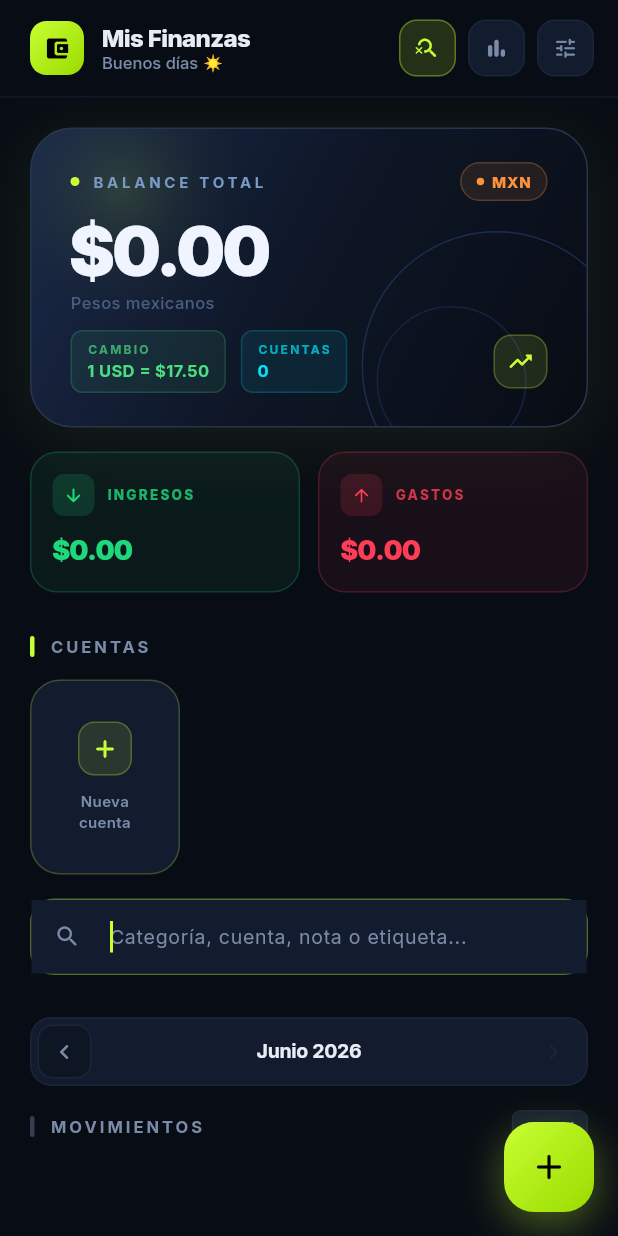
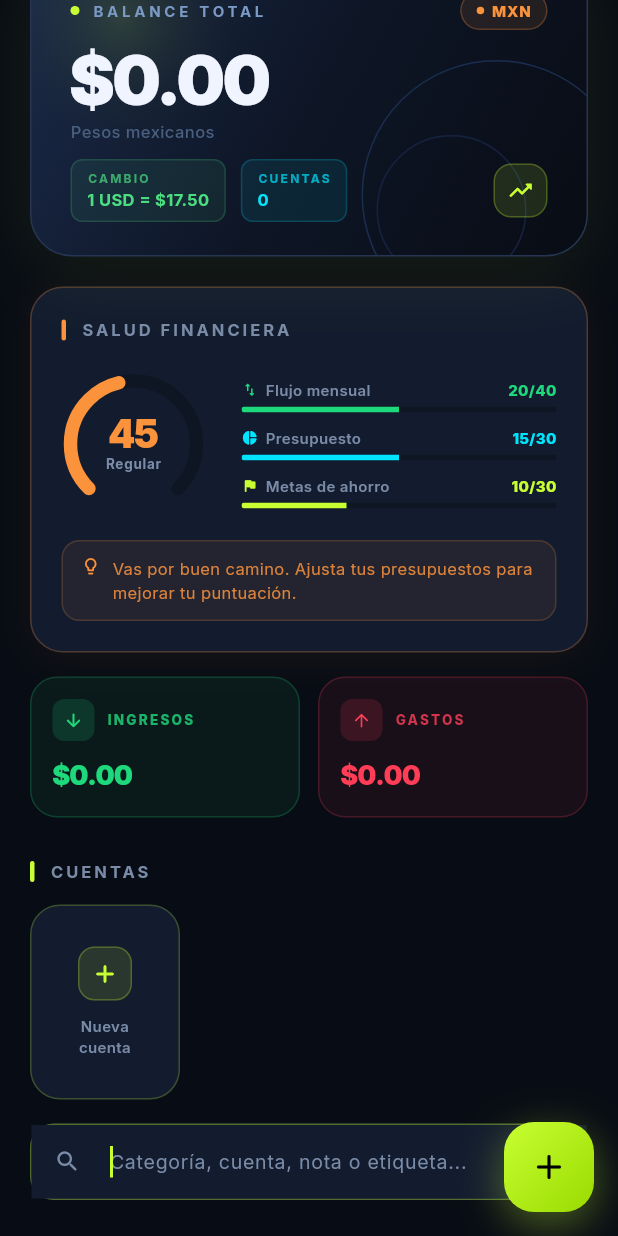
Before and after one commit to adrian1292645-crypto/finanzas-personales-, a Flutter app: the screen it shows after launch, after a tap on the "search" icon, on a phone screen of 412 x 824 dp. Run offline on Flutter 3.47's test engine with Material 3 defaults, Android fonts, the phone set to English and light mode, and no system bars; our stand-ins replace fl_chart, flutter_riverpod, google_fonts, pdf, supabase_flutter; missing offline and left inert: dart:html; accounts and stored records are empty.

Commit message:
feat: add FinancialHealthCard widget to dashboard
Introduces a Financial Health Score card that gives users an at-a-glance
view of their financial wellbeing. The score (0–100) is calculated from
three weighted factors: monthly cash flow (40 pts), budget adherence
across spending categories (30 pts), and savings goals progress (30 pts).
Each factor is visualised with a mini progress bar and a contextual tip
guides users toward the biggest improvement opportunity.

https://claude.ai/code/session_01VsUDWF7r6uVMV1WVajqkdc

```diff
--- a/lib/views/dashboard/dashboard_screen.dart
+++ b/lib/views/dashboard/dashboard_screen.dart
@@ -15,6 +15,7 @@ import '../stats/stats_screen.dart';
 import '../transaction/add_transaction_screen.dart';
 import 'widgets/accounts_horizontal_list.dart';
 import 'widgets/balance_card.dart';
+import 'widgets/financial_health_card.dart';
 import 'widgets/recent_transactions_list.dart';
 
 class DashboardScreen extends ConsumerStatefulWidget {
@@ -166,6 +167,11 @@ class _DashboardScreenState extends ConsumerState<DashboardScreen> {
                   error: (e, _) => _ErrorBanner(message: e.toString()),
                 ),
               ),
+            ),
+
+            // ── Salud financiera ─────────────────────────
+            const SliverToBoxAdapter(
+              child: FinancialHealthCard(),
             ),
 
             // ── Resumen del mes (Ingresos / Gastos) ──────
--- /dev/null
+++ b/lib/views/dashboard/widgets/financial_health_card.dart
@@ -0,0 +1,437 @@
+import 'dart:math' as math;
+import 'package:flutter/material.dart';
+import 'package:flutter_riverpod/flutter_riverpod.dart';
+
+import '../../../core/theme/app_theme.dart';
+import '../../../models/meta.dart';
+import '../../../models/transaction.dart';
+import '../../../providers/meta_provider.dart';
+import '../../../providers/transaction_provider.dart';
+
+// ─── Modelo de puntuación ─────────────────────────────────────
+
+class _HealthScore {
+  const _HealthScore({
+    required this.flujo,
+    required this.presupuesto,
+    required this.metas,
+  });
+
+  final double flujo;        // 0–40 pts
+  final double presupuesto;  // 0–30 pts
+  final double metas;        // 0–30 pts
+
+  double get total => (flujo + presupuesto + metas).clamp(0, 100);
+
+  String get label {
+    final t = total;
+    if (t >= 80) return 'Excelente';
+    if (t >= 60) return 'Buena';
+    if (t >= 40) return 'Regular';
+    if (t >= 20) return 'Débil';
+    return 'Crítica';
+  }
+
+  Color get color {
+    final t = total;
+    if (t >= 80) return AppTheme.incomeGreen;
+    if (t >= 60) return AppTheme.accentLime;
+    if (t >= 40) return AppTheme.mxnColor;
+    return AppTheme.expenseRed;
+  }
+}
+
+// ─── Cálculo de puntuación ────────────────────────────────────
+
+_HealthScore _calcScore(
+  List<Transaction> transactions,
+  List<Meta> metas,
+) {
+  double mxn(Transaction tx) =>
+      tx.divisa == 'MXN' ? tx.monto : tx.monto * tx.tipoCambio;
+
+  final gastos   = transactions.where((t) => t.esGasto).toList();
+  final ingresos = transactions.where((t) => !t.esGasto).toList();
+
+  final totalG = gastos.fold(0.0, (s, t) => s + mxn(t));
+  final totalI = ingresos.fold(0.0, (s, t) => s + mxn(t));
+
+  // ── Flujo (0–40 pts): ratio ingresos/gastos ──────────────
+  double flujoScore;
+  if (totalI == 0 && totalG == 0) {
+    flujoScore = 20; // mes sin movimientos → neutro
+  } else if (totalG == 0) {
+    flujoScore = 40;
+  } else {
+    final ratio = totalI / totalG;
+    flujoScore = (ratio.clamp(0, 2) / 2 * 40);
+  }
+
+  // ── Presupuesto (0–30 pts): categorías dentro de límite ──
+  final Map<int, double> gastadoPorCat = {};
+  for (final tx in gastos) {
+    gastadoPorCat.update(tx.categoriaId, (v) => v + mxn(tx),
+        ifAbsent: () => mxn(tx));
+  }
+
+  int catsConLimite = 0;
+  int catsDentroLimite = 0;
+  for (final tx in gastos) {
+    final lim = tx.categoria?.limiteMensual;
+    if (lim == null || lim <= 0) continue;
+    final key = tx.categoriaId;
+    if (!gastadoPorCat.containsKey(key)) continue;
+    catsConLimite++;
+    if ((gastadoPorCat[key]! / lim) <= 1.0) catsDentroLimite++;
+  }
+  // Deduplicar: solo contamos una vez por categoría
+  final Set<int> catsVisited = {};
+  int catsConLimiteUniq = 0;
+  int catsDentroLimiteUniq = 0;
+  for (final tx in gastos) {
+    final lim = tx.categoria?.limiteMensual;
+    if (lim == null || lim <= 0) continue;
+    final key = tx.categoriaId;
+    if (catsVisited.contains(key)) continue;
+    catsVisited.add(key);
+    catsConLimiteUniq++;
+    final gastado = gastadoPorCat[key] ?? 0;
+    if (gastado / lim <= 1.0) catsDentroLimiteUniq++;
+  }
+
+  double presupuestoScore;
+  if (catsConLimiteUniq == 0) {
+    presupuestoScore = 15; // sin presupuestos definidos → parcial
+  } else {
+    presupuestoScore = (catsDentroLimiteUniq / catsConLimiteUniq) * 30;
+  }
+
+  // ── Metas (0–30 pts): progreso promedio de metas ─────────
+  double metasScore;
+  final metasActivas = metas.where((m) => !m.completada).toList();
+  final metasCompletadas = metas.where((m) => m.completada).toList();
+  if (metas.isEmpty) {
+    metasScore = 10; // sin metas → mínimo
+  } else {
+    final progTotal = metasActivas.fold(0.0, (s, m) => s + m.progreso) +
+        metasCompletadas.length.toDouble();
+    final avgProg = progTotal / metas.length;
+    metasScore = (avgProg * 30).clamp(0, 30);
+  }
+
+  return _HealthScore(
+    flujo: flujoScore,
+    presupuesto: presupuestoScore,
+    metas: metasScore,
+  );
+}
+
+// ─── Widget principal ─────────────────────────────────────────
+
+class FinancialHealthCard extends ConsumerWidget {
+  const FinancialHealthCard({super.key});
+
+  @override
+  Widget build(BuildContext context, WidgetRef ref) {
+    final txAsync   = ref.watch(transactionProvider);
+    final metaAsync = ref.watch(metaProvider);
+
+    final transactions = txAsync.valueOrNull ?? [];
+    final metas        = metaAsync.valueOrNull ?? [];
+
+    final score = _calcScore(transactions, metas);
+
+    return Padding(
+      padding: const EdgeInsets.fromLTRB(20, 20, 20, 0),
+      child: Container(
+        padding: const EdgeInsets.all(20),
+        decoration: BoxDecoration(
+          color: AppTheme.bgCard,
+          borderRadius: BorderRadius.circular(22),
+          border: Border.all(
+            color: score.color.withValues(alpha: 0.25),
+          ),
+          boxShadow: [
+            BoxShadow(
+              color: score.color.withValues(alpha: 0.06),
+              blurRadius: 20,
+              offset: const Offset(0, 4),
+            ),
+          ],
+        ),
+        child: Column(
+          crossAxisAlignment: CrossAxisAlignment.start,
+          children: [
+            // ── Header ────────────────────────────────────
+            Row(children: [
+              Container(
+                width: 3,
+                height: 14,
+                decoration: BoxDecoration(
+                  color: score.color,
+                  borderRadius: BorderRadius.circular(2),
+                ),
+              ),
+              const SizedBox(width: 10),
+              const Text(
+                'SALUD FINANCIERA',
+                style: TextStyle(
+                  color: AppTheme.textMuted,
+                  fontSize: 11,
+                  fontWeight: FontWeight.w700,
+                  letterSpacing: 2,
+                ),
+              ),
+            ]),
+            const SizedBox(height: 20),
+
+            // ── Gauge + detalle ────────────────────────────
+            Row(
+              crossAxisAlignment: CrossAxisAlignment.center,
+              children: [
+                _ScoreGauge(score: score),
+                const SizedBox(width: 24),
+                Expanded(
+                  child: Column(
+                    crossAxisAlignment: CrossAxisAlignment.start,
+                    children: [
+                      _FactorRow(
+                        label: 'Flujo mensual',
+                        icon: Icons.swap_vert_rounded,
+                        value: score.flujo,
+                        max: 40,
+                        color: AppTheme.incomeGreen,
+                      ),
+                      const SizedBox(height: 10),
+                      _FactorRow(
+                        label: 'Presupuesto',
+                        icon: Icons.pie_chart_rounded,
+                        value: score.presupuesto,
+                        max: 30,
+                        color: AppTheme.accentCyan,
+                      ),
+                      const SizedBox(height: 10),
+                      _FactorRow(
+                        label: 'Metas de ahorro',
+                        icon: Icons.flag_rounded,
+                        value: score.metas,
+                        max: 30,
+                        color: AppTheme.accentLime,
+                      ),
+                    ],
+                  ),
+                ),
+              ],
+            ),
+
+            // ── Sugerencia contextual ──────────────────────
+            const SizedBox(height: 16),
+            _Tip(score: score),
+          ],
+        ),
+      ),
+    );
+  }
+}
+
+// ─── Gauge circular ───────────────────────────────────────────
+
+class _ScoreGauge extends StatelessWidget {
+  const _ScoreGauge({required this.score});
+  final _HealthScore score;
+
+  @override
+  Widget build(BuildContext context) {
+    return SizedBox(
+      width: 96,
+      height: 96,
+      child: Stack(
+        alignment: Alignment.center,
+        children: [
+          CustomPaint(
+            size: const Size(96, 96),
+            painter: _ArcPainter(
+              value: score.total / 100,
+              color: score.color,
+            ),
+          ),
+          Column(
+            mainAxisSize: MainAxisSize.min,
+            children: [
+              Text(
+                '${score.total.toStringAsFixed(0)}',
+                style: TextStyle(
+                  color: score.color,
+                  fontSize: 26,
+                  fontWeight: FontWeight.w900,
+                  letterSpacing: -1,
+                  height: 1,
+                ),
+              ),
+              Text(
+                score.label,
+                style: const TextStyle(
+                  color: AppTheme.textMuted,
+                  fontSize: 9,
+                  fontWeight: FontWeight.w700,
+                  letterSpacing: 0.5,
+                ),
+              ),
+            ],
+          ),
+        ],
+      ),
+    );
+  }
+}
+
+class _ArcPainter extends CustomPainter {
+  const _ArcPainter({required this.value, required this.color});
+  final double value;
+  final Color color;
+
+  @override
+  void paint(Canvas canvas, Size size) {
+    final cx = size.width / 2;
+    final cy = size.height / 2;
+    final r  = size.width / 2 - 6;
+
+    const startAngle = math.pi * 0.75;
+    const sweepMax   = math.pi * 1.5;
+
+    final trackPaint = Paint()
+      ..color = AppTheme.bgSecondary
+      ..style = PaintingStyle.stroke
+      ..strokeWidth = 9
+      ..strokeCap = StrokeCap.round;
+
+    final fillPaint = Paint()
+      ..color = color
+      ..style = PaintingStyle.stroke
+      ..strokeWidth = 9
+      ..strokeCap = StrokeCap.round;
+
+    canvas.drawArc(Rect.fromCircle(center: Offset(cx, cy), radius: r),
+        startAngle, sweepMax, false, trackPaint);
+
+    if (value > 0) {
+      canvas.drawArc(Rect.fromCircle(center: Offset(cx, cy), radius: r),
+          startAngle, sweepMax * value.clamp(0, 1), false, fillPaint);
+    }
+  }
+
+  @override
+  bool shouldRepaint(_ArcPainter old) =>
+      old.value != value || old.color != color;
+}
+
+// ─── Fila de factor ───────────────────────────────────────────
+
+class _FactorRow extends StatelessWidget {
+  const _FactorRow({
+    required this.label,
+    required this.icon,
+    required this.value,
+    required this.max,
+    required this.color,
+  });
+  final String   label;
+  final IconData icon;
+  final double   value;
+  final double   max;
+  final Color    color;
+
+  @override
+  Widget build(BuildContext context) {
+    final pct = max > 0 ? (value / max).clamp(0.0, 1.0) : 0.0;
+    return Column(
+      crossAxisAlignment: CrossAxisAlignment.start,
+      children: [
+        Row(children: [
+          Icon(icon, size: 11, color: color),
+          const SizedBox(width: 5),
+          Text(
+            label,
+            style: const TextStyle(
+              color: AppTheme.textMuted,
+              fontSize: 10,
+              fontWeight: FontWeight.w600,
+            ),
+          ),
+          const Spacer(),
+          Text(
+            '${value.toStringAsFixed(0)}/${max.toInt()}',
+            style: TextStyle(
+              color: color,
+              fontSize: 10,
+              fontWeight: FontWeight.w800,
+            ),
+          ),
+        ]),
+        const SizedBox(height: 4),
+        ClipRRect(
+          borderRadius: BorderRadius.circular(4),
+          child: LinearProgressIndicator(
+            value: pct,
+            backgroundColor: AppTheme.bgSecondary,
+            valueColor: AlwaysStoppedAnimation<Color>(color),
+            minHeight: 4,
+          ),
+        ),
+      ],
+    );
+  }
+}
+
+// ─── Sugerencia contextual ────────────────────────────────────
+
+class _Tip extends StatelessWidget {
+  const _Tip({required this.score});
+  final _HealthScore score;
+
+  String get _tipText {
+    if (score.total >= 80) {
+      return '¡Excelente manejo! Mantén el ritmo y considera diversificar tus inversiones.';
+    }
+    if (score.flujo < 20) {
+      return 'Tus gastos superan tus ingresos. Revisa tus categorías principales.';
+    }
+    if (score.presupuesto < 15) {
+      return 'Define presupuestos mensuales por categoría para ganar control.';
+    }
+    if (score.metas < 10) {
+      return 'Crea metas de ahorro para orientar tus finanzas hacia objetivos claros.';
+    }
+    return 'Vas por buen camino. Ajusta tus presupuestos para mejorar tu puntuación.';
+  }
+
+  @override
+  Widget build(BuildContext context) {
+    return Container(
+      padding: const EdgeInsets.symmetric(horizontal: 12, vertical: 10),
+      decoration: BoxDecoration(
+        color: score.color.withValues(alpha: 0.07),
+        borderRadius: BorderRadius.circular(12),
+        border: Border.all(color: score.color.withValues(alpha: 0.18)),
+      ),
+      child: Row(
+        crossAxisAlignment: CrossAxisAlignment.start,
+        children: [
+          Icon(Icons.lightbulb_outline_rounded,
+              size: 13, color: score.color),
+          const SizedBox(width: 8),
+          Expanded(
+            child: Text(
+              _tipText,
+              style: TextStyle(
+                color: score.color.withValues(alpha: 0.85),
+                fontSize: 11,
+                height: 1.45,
+              ),
+            ),
+          ),
+        ],
+      ),
+    );
+  }
+}
```
